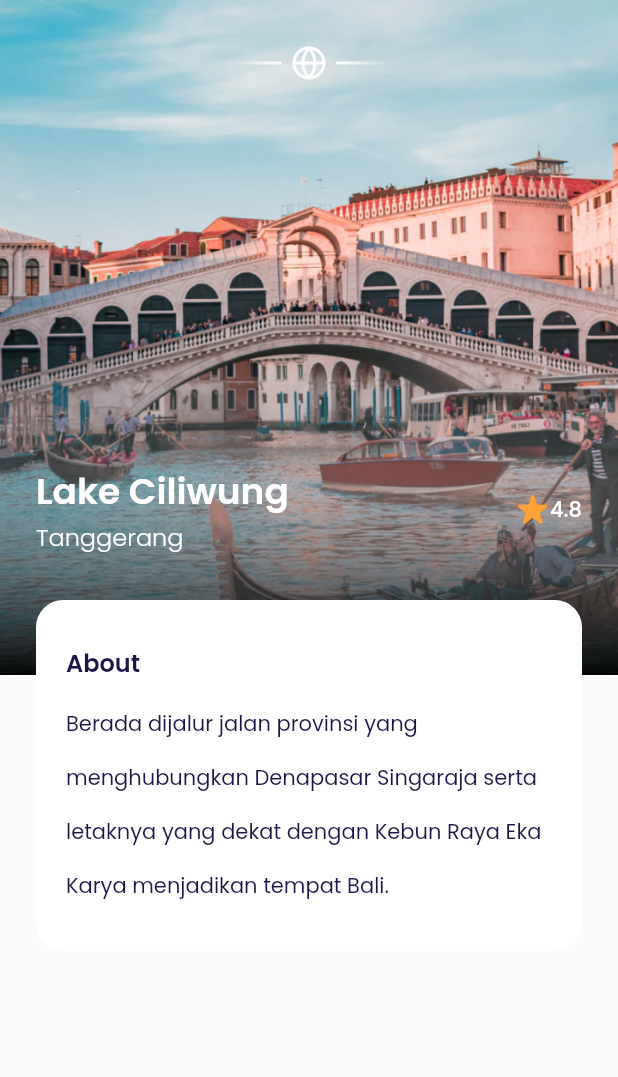
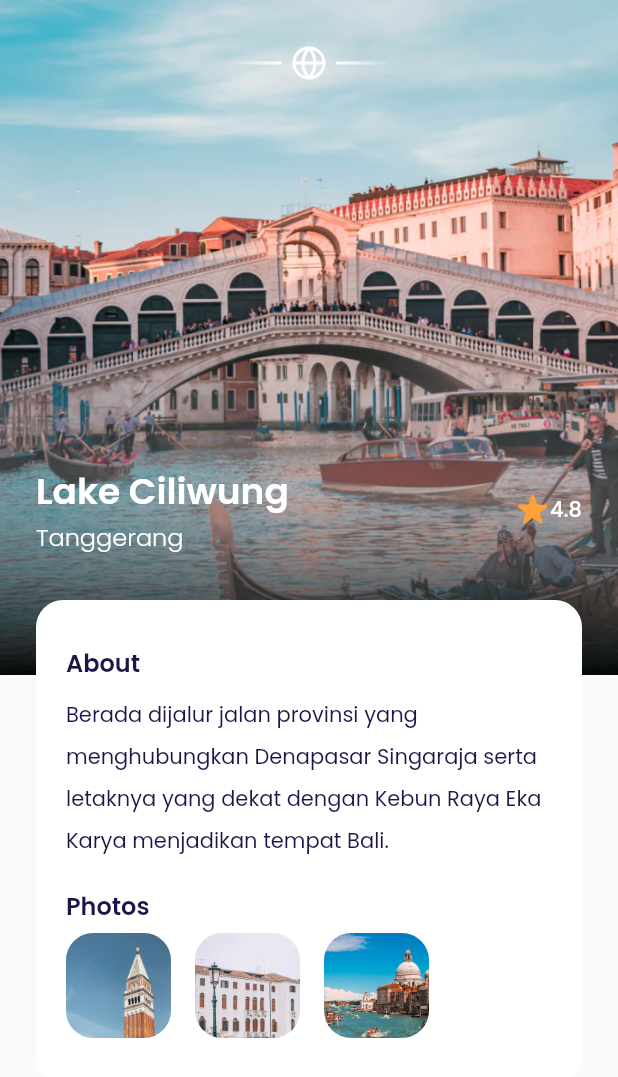
Before and after one commit to mrum13/airplane-flutter, a Flutter app: the DetailPage screen opened directly, on a phone screen of 412 x 824 dp. Shown: the top 1077 px of the screen. Run offline on Flutter 3.47's test engine with Material 2 defaults, Android fonts, the phone set to English and light mode, and no system bars; our stand-ins replace google_fonts.

Commit message:
Detail page, photos

```diff
--- a/lib/ui/pages/detail_page.dart
+++ b/lib/ui/pages/detail_page.dart
@@ -1,5 +1,6 @@
 import 'package:flutter/material.dart';
 import 'package:flutter_airplane/shared/theme.dart';
+import 'package:flutter_airplane/ui/widgets/photo_item.dart';
 
 class DetailPage extends StatelessWidget {
   const DetailPage({ Key? key }) : super(key: key);
@@ -130,22 +131,43 @@ class DetailPage extends StatelessWidget {
                   SizedBox(height: 6,),
                   Text('Berada dijalur jalan provinsi yang menghubungkan Denapasar Singaraja serta letaknya yang dekat dengan Kebun Raya Eka Karya menjadikan tempat Bali.',
                     style: blackTextStyle.copyWith(
-                      height: 2.6
-                    ),)
+                      height: 2
+                    ),
+                  ),
+
+                  //NOTE: Photos
+                  SizedBox(height: 20,),
+                  Text('Photos',
+                    style: blackTextStyle.copyWith(
+                      fontSize: 16,
+                      fontWeight: semiBold,
+                    ),
+                  ),
+                  SizedBox(height: 6,),
+                  Row(children: [
+                    PhotoItem(imageUrl: 'assets/image_photo1.png',),
+                    PhotoItem(imageUrl: 'assets/image_photo2.png',),
+                    PhotoItem(imageUrl: 'assets/image_photo3.png',),
+                  ],)
                 ],
               ),
-            )
+            ),
+
           ]),
       );
     }
 
     return Scaffold(
       backgroundColor: kBackgroundColor,
-      body: Stack(
+      body: ListView(
         children: [
-          backgroundImage(),
-          customShadow(),
-          content()
+          Stack(
+            children: [
+              backgroundImage(),
+              customShadow(),
+              content()
+            ],
+          ),
         ],
       ),
     );
--- a/lib/ui/widgets/destination_card.dart
+++ b/lib/ui/widgets/destination_card.dart
@@ -1,14 +1,15 @@
 import 'package:flutter/material.dart';
 import 'package:flutter_airplane/shared/theme.dart';
+import 'package:flutter_airplane/ui/pages/detail_page.dart';
 
 class DestinationCard extends StatelessWidget {
-
   final String name;
   final String city;
   final String imageUrl;
   final double rating;
 
-  const DestinationCard({Key? key,
+  const DestinationCard({
+    Key? key,
     required this.name,
     required this.city,
     required this.imageUrl,
@@ -17,7 +18,16 @@ class DestinationCard extends StatelessWidget {
 
   @override
   Widget build(BuildContext context) {
-    return Container(
+    return GestureDetector(
+      onTap: () {
+        Navigator.push(
+          context,
+          MaterialPageRoute(
+            builder: (context) => DetailPage(),
+          ),
+        );
+      },
+      child: Container(
         width: 200,
         height: 323,
         margin: EdgeInsets.only(left: 24),
@@ -99,6 +109,7 @@ class DestinationCard extends StatelessWidget {
             )
           ],
         ),
+      ),
     );
   }
 }
--- a/lib/ui/widgets/destination_tile.dart
+++ b/lib/ui/widgets/destination_tile.dart
@@ -3,13 +3,13 @@ import 'package:flutter_airplane/shared/theme.dart';
 import 'package:flutter_airplane/ui/pages/detail_page.dart';
 
 class DestinationTile extends StatelessWidget {
-
   final String name;
   final String city;
   final String imageUrl;
   final double rating;
 
-  const DestinationTile({Key? key,
+  const DestinationTile({
+    Key? key,
     required this.name,
     required this.city,
     required this.imageUrl,
@@ -18,16 +18,7 @@ class DestinationTile extends StatelessWidget {
 
   @override
   Widget build(BuildContext context) {
-    return GestureDetector(
-      onTap: () {
-        Navigator.push(
-          context,
-          MaterialPageRoute(
-            builder: (context) => DetailPage(),
-          ),
-        );
-      },
-      child: Container(
+    return Container(
         margin: EdgeInsets.only(top: 16),
         padding: EdgeInsets.all(10),
         decoration: BoxDecoration(
@@ -43,8 +34,7 @@ class DestinationTile extends StatelessWidget {
               decoration: BoxDecoration(
                   borderRadius: BorderRadius.circular(18),
                   image: DecorationImage(
-                        fit: BoxFit.cover,
-                        image: AssetImage(imageUrl))),
+                      fit: BoxFit.cover, image: AssetImage(imageUrl))),
             ),
             Expanded(
               child: Column(
@@ -58,8 +48,7 @@ class DestinationTile extends StatelessWidget {
                     ),
                   ),
                   SizedBox(height: 5),
-                    Text(city,
-                        style: greyTextStyle.copyWith(fontWeight: light))
+                  Text(city, style: greyTextStyle.copyWith(fontWeight: light))
                 ],
               ),
             ),
@@ -86,7 +75,6 @@ class DestinationTile extends StatelessWidget {
               ],
             ),
           ],
-          )),
-    );
+        ));
   }
 }
--- /dev/null
+++ b/lib/ui/widgets/photo_item.dart
@@ -0,0 +1,24 @@
+import 'package:flutter/material.dart';
+
+class PhotoItem extends StatelessWidget {
+  final String imageUrl;
+
+  const PhotoItem({Key? key,
+    required this.imageUrl
+  }) : super(key: key);
+
+  @override
+  Widget build(BuildContext context) {
+    return Container(
+      width: 70,
+      height: 70,
+      margin: EdgeInsets.only(right: 16),
+      decoration: BoxDecoration(
+          borderRadius: BorderRadius.circular(18),
+          image: DecorationImage(
+              fit: BoxFit.cover, image: AssetImage(imageUrl),
+          )
+      )
+    );
+  }
+}
```
Lines whose indentation alone changed are shown as unchanged.
